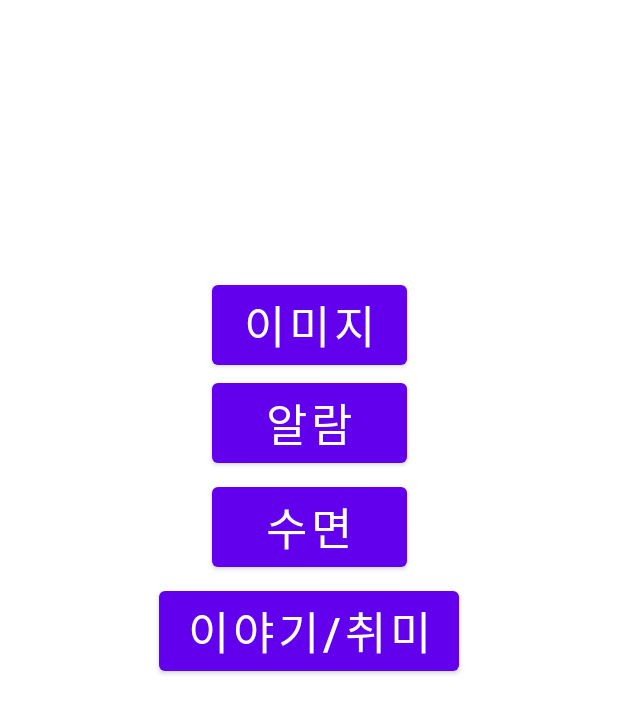
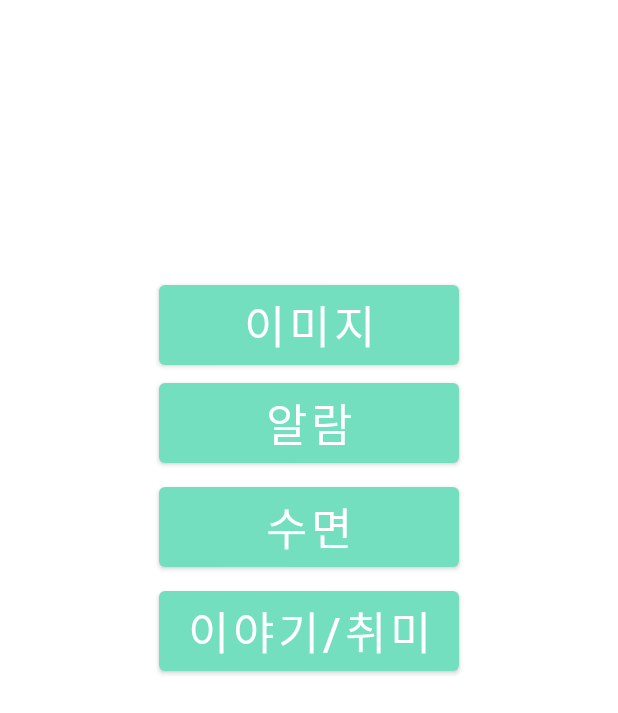
Before and after one commit to TYParrot/TemiRobot, an Android app: the layout activity_main.xml on its own in the app's theme, with its tools: preview values and no code run, on a phone screen of 412 x 824 dp. Shown: the top 713 px of the screen. Run offline under Robolectric (Android 15) with nearby library versions, the phone set to English and light mode, and no system bars.

Commit message:
[DESIGN] 디자인 수정

```diff
--- a/app/src/main/res/layout/activity_main.xml
+++ b/app/src/main/res/layout/activity_main.xml
@@ -10,7 +10,7 @@
 
     <Button
         android:id="@+id/imageBtn"
-        android:layout_width="130dp"
+        android:layout_width="200dp"
         android:layout_height="wrap_content"
         android:layout_marginTop="184dp"
         android:text="이미지"
@@ -22,7 +22,7 @@
 
     <Button
         android:id="@+id/alarmBtn"
-        android:layout_width="130dp"
+        android:layout_width="200dp"
         android:layout_height="wrap_content"
         android:text="알람"
         android:textSize = "30sp"
@@ -33,7 +33,7 @@
 
     <Button
         android:id="@+id/sleepBtn"
-        android:layout_width="130dp"
+        android:layout_width="200dp"
         android:layout_height="wrap_content"
         android:layout_marginTop="4dp"
         android:text="수면"
--- a/app/src/main/res/values/colors.xml
+++ b/app/src/main/res/values/colors.xml
@@ -1,11 +1,11 @@
 <?xml version="1.0" encoding="utf-8"?>
 <resources>
-    <color name="purple_200">#FFBB86FC</color>
-    <color name="purple_500">#FF6200EE</color>
-    <color name="purple_700">#FF3700B3</color>
-    <color name="teal_200">#FF03DAC5</color>
+    <color name="purple_200">#74DFBF</color>
+    <color name="purple_500">#74DFBF</color>
+    <color name="purple_700">#74DFBF</color>
+    <color name="teal_200">#74DFBF</color>
     <color name="teal_700">#FF018786</color>
     <color name="black">#FF000000</color>
     <color name="white">#FFFFFFFF</color>
-    <color name = "alarmBtnClickedColor">#FFBB86FC</color>
+    <color name = "alarmBtnClickedColor">#1E322C</color>
 </resources>
```
Also changed, not shown: app/src/main/java/com/example/dementia/UI/SleepUI.java (+35 -5 lines), app/src/main/java/com/example/dementia/UI/StoryHobbyUI.java (+12 -5 lines).
